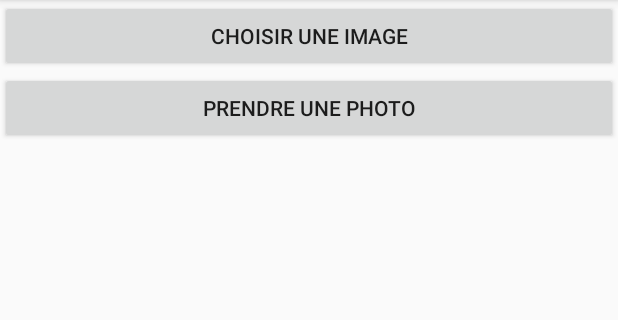
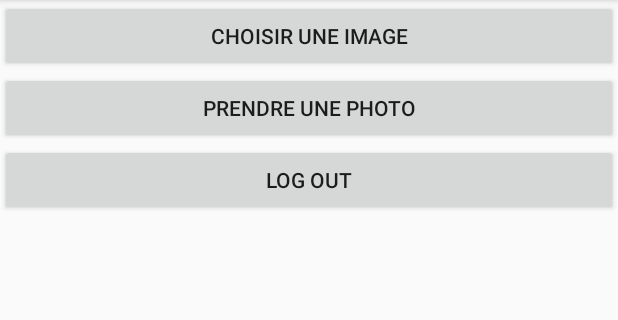
Before and after one commit to NguyenRichard/DevMobile, an Android app: the UserInfoActivity screen opened directly, with no data from a screen before it, on a phone screen of 412 x 824 dp, the part 84-404 px from its top. Run offline under Robolectric (Android 15) with nearby library versions, the phone set to English and light mode, and no system bars; pictures from the network do not load.

Commit message:
Login and Logout

```diff
--- a/app/src/main/AndroidManifest.xml
+++ b/app/src/main/AndroidManifest.xml
@@ -7,6 +7,7 @@
     <uses-permission android:name="android.permission.READ_EXTERNAL_STORAGE" />
 
     <application
+        android:name=".App"
         android:allowBackup="true"
         android:icon="@mipmap/ic_launcher"
         android:label="@string/app_name"
--- /dev/null
+++ b/app/src/main/java/com/rng/tpapp/Constants.kt
@@ -0,0 +1,3 @@
+package com.rng.tpapp
+
+const val SHARED_PREF_TOKEN_KEY = "auth_token_key"
--- a/app/src/main/java/com/rng/tpapp/HeaderFragment.kt
+++ b/app/src/main/java/com/rng/tpapp/HeaderFragment.kt
@@ -36,9 +36,9 @@ class HeaderFragment : Fragment() {
     override fun onResume() {
         super.onResume()
         coroutineScope.launch {
-            val userInfo = Api.userService.getInfo().body()
-            var greet_name = "Hi "+userInfo?.firstName+" "+userInfo?.lastName;
-            user_name.text = greet_name
+            val userInfo = Api.INSTANCE.userService.getInfo().body()
+            var greetName = "Hi "+userInfo?.firstName+" "+userInfo?.lastName;
+            user_name.text = greetName
             Glide.with(this@HeaderFragment).load(userInfo?.avatar?:"http://goo.gl/gEgYUd").apply(RequestOptions.circleCropTransform()).into(avatar)
         }
 
--- a/app/src/main/java/com/rng/tpapp/Task.kt
+++ b/app/src/main/java/com/rng/tpapp/Task.kt
@@ -6,5 +6,4 @@ data class Task(
     @Json(name = "id")val id: String ="",
     @Json(name = "title")val title: String ="",
     @Json(name = "description")val description: String = ""
-){
-}
+)
--- /dev/null
+++ b/app/src/main/java/com/rng/tpapp/TokenResponse.kt
@@ -0,0 +1,5 @@
+package com.rng.tpapp
+
+data class TokenResponse(
+    val token: String=""
+)
--- a/app/src/main/java/network/TasksRepository.kt
+++ b/app/src/main/java/network/TasksRepository.kt
@@ -4,7 +4,7 @@ import android.util.Log
 import com.rng.tpapp.Task
 
 class TasksRepository {
-    private val tasksService = Api.taskService
+    private val tasksService = Api.INSTANCE.taskService
 
     suspend fun loadTasks(): List<Task>? {
         val tasksResponse = tasksService.getTasks()
--- a/app/src/main/java/network/UserInfo.kt
+++ b/app/src/main/java/network/UserInfo.kt
@@ -1,6 +1,5 @@
 package network
 
-import android.graphics.Bitmap
 import com.squareup.moshi.Json
 
 data class UserInfo(
--- a/app/src/main/res/layout/activity_user_info.xml
+++ b/app/src/main/res/layout/activity_user_info.xml
@@ -27,8 +27,20 @@
         app:layout_constraintBottom_toBottomOf="parent"
         app:layout_constraintEnd_toEndOf="parent"
         app:layout_constraintStart_toStartOf="parent"
+        app:layout_constraintTop_toBottomOf="@+id/logout_button"
+        tools:srcCompat="@tools:sample/avatars" />
+
+    <Button
+        android:id="@+id/logout_button"
+        android:layout_width="match_parent"
+        android:layout_height="wrap_content"
+        android:text="Log Out"
+        app:layout_constraintBottom_toBottomOf="parent"
+        app:layout_constraintEnd_toEndOf="parent"
+        app:layout_constraintHorizontal_bias="0.0"
+        app:layout_constraintStart_toStartOf="parent"
         app:layout_constraintTop_toBottomOf="@+id/take_picture_button"
-        tools:srcCompat="@tools:sample/avatars" />
+        app:layout_constraintVertical_bias="0.0" />
 
 
 </androidx.constraintlayout.widget.ConstraintLayout>
--- a/app/src/main/res/layout/fragment_authentication.xml
+++ b/app/src/main/res/layout/fragment_authentication.xml
@@ -8,7 +8,7 @@
 
 
     <Button
-        android:id="@+id/authentication_button_login"
+        android:id="@+id/button_login"
         android:layout_width="wrap_content"
         android:layout_height="wrap_content"
         android:text="Log in"
--- a/app/src/main/res/layout/fragment_login.xml
+++ b/app/src/main/res/layout/fragment_login.xml
@@ -10,6 +10,7 @@
         android:id="@+id/text_input_email"
         android:layout_width="wrap_content"
         android:layout_height="wrap_content"
+        android:text=""
         android:hint="Email"
         app:layout_constraintBottom_toBottomOf="parent"
         app:layout_constraintEnd_toEndOf="parent"
@@ -22,6 +23,7 @@
         android:id="@+id/text_input_password"
         android:layout_width="wrap_content"
         android:layout_height="wrap_content"
+        android:text=""
         android:hint="Password"
         app:layout_constraintBottom_toBottomOf="parent"
         app:layout_constraintEnd_toEndOf="parent"
@@ -31,7 +33,7 @@
         app:layout_constraintVertical_bias="0.079" />
 
     <Button
-        android:id="@+id/login_button_login"
+        android:id="@+id/button_login"
         android:layout_width="wrap_content"
         android:layout_height="wrap_content"
         android:text="Log in"
```
Also changed, not shown: app/src/main/java/com/rng/tpapp/App.kt (added, +11 -0 lines), app/src/main/java/com/rng/tpapp/AuthenticationFragment.kt (+13 -3 lines), app/src/main/java/com/rng/tpapp/LoginForm.kt (added, +8 -0 lines), app/src/main/java/com/rng/tpapp/LoginFragment.kt (+50 -3 lines), app/src/main/java/com/rng/tpapp/UserInfoActivity.kt (+12 -1 lines), app/src/main/java/network/Api.kt (+13 -4 lines), app/src/main/java/network/UserService.kt (+6 -4 lines).
